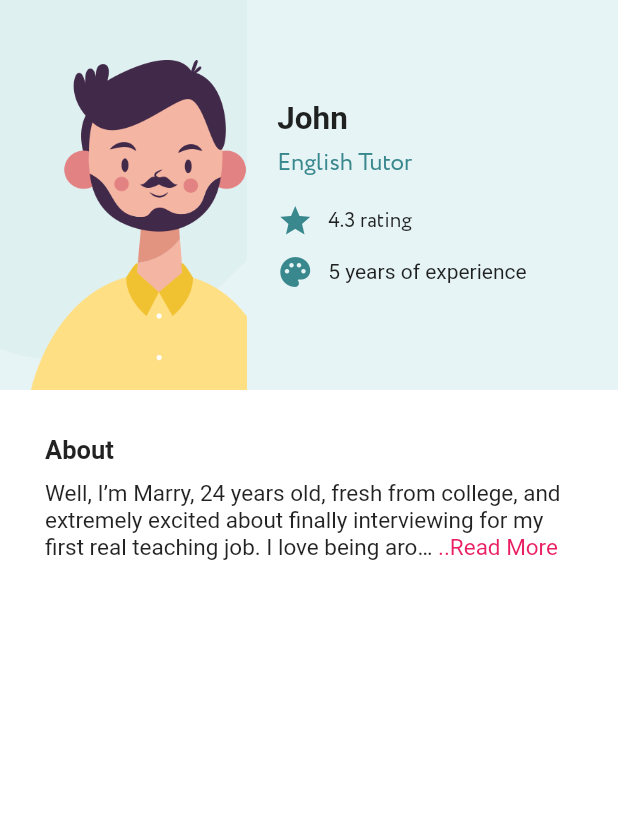
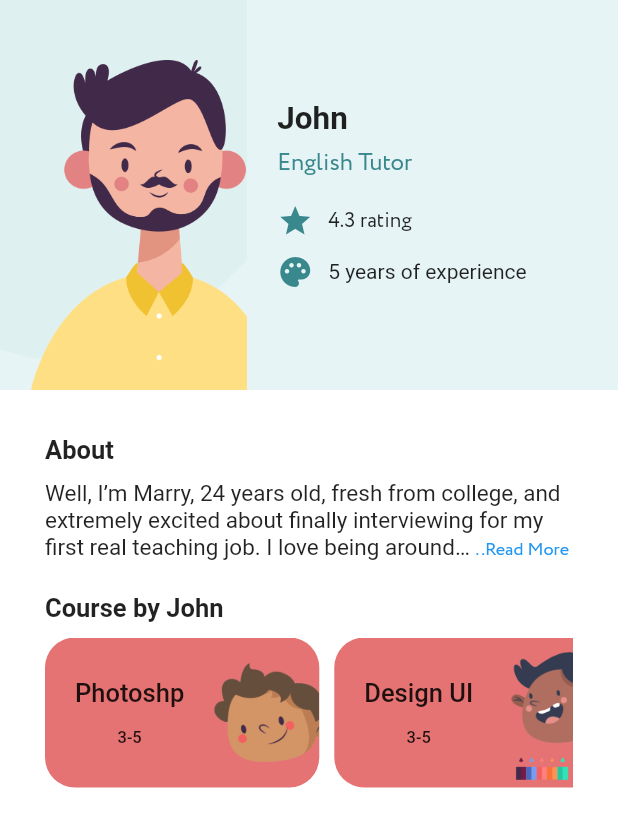
Before and after one commit to abdullakn/learning_management_system_ui_flutter, a Flutter app: the TeacherDeails screen opened directly with sample values from the repository, on a phone screen of 412 x 824 dp. Shown: the top 827 px of the screen. Run offline on Flutter 3.47's test engine with Material 2 defaults, Android fonts, the phone set to English and light mode, and no system bars; drawn by our look-alikes of readmore; Roboto replaces fonts that are missing (product).

Commit message:
course card completed

```diff
--- /dev/null
+++ b/lib/course_card.dart
@@ -0,0 +1,42 @@
+import 'package:flutter/material.dart';
+import 'package:kids_education_platform/models/course.dart';
+
+class CourseCard extends StatelessWidget {
+  final Course course;
+  const CourseCard({required this.course});
+
+  @override
+  Widget build(BuildContext context) {
+    return Container(
+      height: 100,
+
+      decoration: BoxDecoration(
+        borderRadius: BorderRadius.circular(20),
+        color: course.color
+      ),
+      child:Row(
+        mainAxisAlignment: MainAxisAlignment.spaceBetween,
+        children: [
+          Container(
+            padding: EdgeInsets.all(20),
+            child: Column(
+              mainAxisAlignment: MainAxisAlignment.spaceAround,
+              children: [
+                Text(course.courseName,style: TextStyle(fontSize: 17,fontWeight: FontWeight.w500),),
+                Text(course.grade,style: TextStyle(fontSize: 11,fontWeight: FontWeight.w500),)
+              ],
+            ),
+          ),
+          Container(
+            height: 90,
+            width: 70,
+            decoration: BoxDecoration(
+              image: DecorationImage(image: AssetImage(course.image),fit: BoxFit.contain)
+            ),
+          )
+        ],
+      ),
+
+    );
+  }
+}
--- /dev/null
+++ b/lib/models/course.dart
@@ -0,0 +1,37 @@
+import 'package:flutter/material.dart';
+import "dart:math";
+
+class Course {
+  String courseName;
+  String grade;
+  late Color color;
+  String image;
+
+  Color randomColor() {
+    var list = [Colors.yellow[400], Colors.orange[100], Colors.red[300],Colors.teal[300],Colors.greenAccent,Colors.grey.withOpacity(0.5),Colors.indigo[200]];
+    final _random = new Random();
+    var element = list[_random.nextInt(list.length)];
+    return element as Color;
+  }
+
+  Course({required this.courseName, required this.grade, required this.image}) {
+    this.color = randomColor();
+  }
+
+  static List<Course> generateCourse() {
+    return [
+      Course(
+          courseName: "Photoshp",
+          grade: "3-5",
+          image: "assets/images/icon1.png"),
+      Course(
+          courseName: "Design UI",
+          grade: "3-5",
+          image: "assets/images/icon2.png"),
+      Course(
+          courseName: "Cinematic\nEditing",
+          grade: "3-5",
+          image: "assets/images/icon3.png")
+    ];
+  }
+}
--- a/lib/teacher_page.dart
+++ b/lib/teacher_page.dart
@@ -1,14 +1,23 @@
 import 'package:flutter/material.dart';
 import 'package:kids_education_platform/color_Scheme.dart';
+import 'package:kids_education_platform/course_card.dart';
+import 'package:kids_education_platform/models/course.dart';
 import 'package:kids_education_platform/models/tutuor.dart';
 import 'package:readmore/readmore.dart';
 
 class TeacherDeails extends StatelessWidget {
   final Tutor tutor;
-  const TeacherDeails({required this.tutor});
+  final course=Course.generateCourse();
+   TeacherDeails({required this.tutor});
 
   @override
   Widget build(BuildContext context) {
+    print("course");
+    print(course[1].color);
+    print(course[0].color);
+    print(course[2].color);
+    DateTime now = new DateTime.now();
+    print(now);
     return Scaffold(
       backgroundColor: Color(0xffe7f4f5),
       body: SafeArea(
@@ -137,8 +146,29 @@ class TeacherDeails extends StatelessWidget {
                       trimCollapsedText: '..Read More',
                       style: TextStyle(fontSize: 15),
                       trimExpandedText: ' Less',
-                      // moreStyle: TextStyle(fontSize: 14, fontWeight: FontWeight.bold,color: Colors.grey),
-                    )
+                      moreStyle: TextStyle(fontSize: 12, fontFamily: 'circe',color: Colors.blue),
+                    ),
+                    SizedBox(height: 20,),
+                    Text(
+                      "Course by ${tutor.name}",
+                      style: TextStyle(
+                          fontFamily: 'product',
+                          fontSize: 17,
+                          fontWeight: FontWeight.w700),
+                    ),
+                    SizedBox(height: 10,),
+                    Container(
+
+                      width: MediaQuery.of(context).size.width,
+                      height: 100,
+                      child: ListView.separated(
+
+                        scrollDirection: Axis.horizontal,
+                        itemBuilder:(_,index)=>CourseCard(course: course[index]),
+                         separatorBuilder: (_,index)=>SizedBox(width: 10,),
+                         itemCount: course.length),
+                    ),
+                    SizedBox(height: 20,)
                   ],
                 ),
               ),
```
